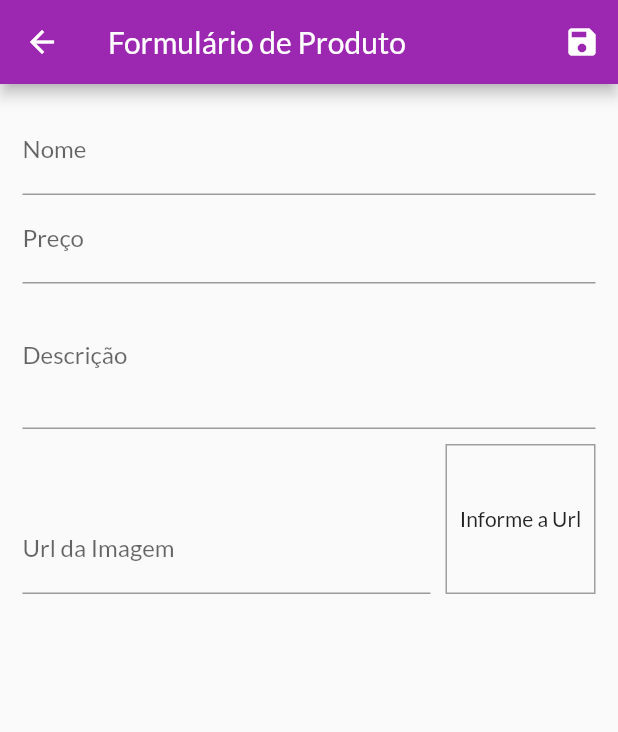
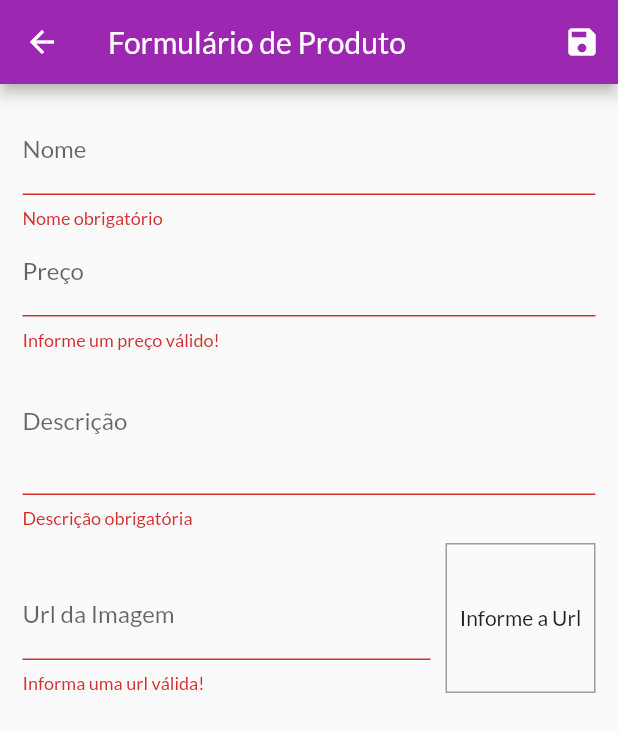
Before and after one commit to thiagonishimura/shop, a Flutter app: the ProductFormPage screen opened by its route, after a tap on the "save" icon, on a phone screen of 412 x 824 dp. Shown: the top 732 px of the screen. Run offline on Flutter 3.47's test engine with Material 2 defaults, Android fonts, the phone set to English and light mode, and no system bars; network calls fail.

Commit message:
Validação do formulário
Realizado a validação do formulário.

```diff
--- a/shop/lib/pages/product_form_page.dart
+++ b/shop/lib/pages/product_form_page.dart
@@ -40,7 +40,21 @@ class _ProductFormPageState extends State<ProductFormPage> {
     setState(() {});
   }
 
+  bool isValidImageUrl(String url) {
+    bool isValidUrl = Uri.tryParse(url)?.hasAbsolutePath ?? false;
+    bool endsWithFile = url.toLowerCase().endsWith('.png') ||
+        url.toLowerCase().endsWith('.jpg') ||
+        url.toLowerCase().endsWith('.jpeg');
+    return isValidUrl && endsWithFile;
+  }
+
   void _submitForm() {
+    final isValid = _formKey.currentState?.validate() ?? false;
+
+    if (!isValid) {
+      return;
+    }
+
     _formKey.currentState?.save();
     final newProduct = Product(
       id: Random().nextDouble().toString(),
@@ -81,6 +95,17 @@ class _ProductFormPageState extends State<ProductFormPage> {
                   FocusScope.of(context).requestFocus(_priceFocus);
                 },
                 onSaved: (name) => _formData['name'] = name ?? '',
+                validator: (_description) {
+                  final name = _description ?? '';
+                  if (name.trim().isEmpty) {
+                    return 'Nome obrigatório';
+                  }
+                  if (name.trim().length < 3) {
+                    return 'Mínimo obrigatório de 3 letras';
+                  }
+
+                  return null;
+                },
               ),
               TextFormField(
                 decoration: const InputDecoration(labelText: 'Preço'),
@@ -94,6 +119,15 @@ class _ProductFormPageState extends State<ProductFormPage> {
                 },
                 onSaved: (price) =>
                     _formData['price'] = double.parse(price ?? '0'),
+                validator: (_price) {
+                  final priceString = _price ?? '';
+                  final price = double.tryParse(priceString) ?? -1;
+                  if (price <= 0) {
+                    return 'Informe um preço válido!';
+                  }
+
+                  return null;
+                },
               ),
               TextFormField(
                 decoration: const InputDecoration(labelText: 'Descrição'),
@@ -102,6 +136,17 @@ class _ProductFormPageState extends State<ProductFormPage> {
                 maxLines: 3,
                 onSaved: (description) =>
                     _formData['description'] = description ?? '',
+                validator: (_description) {
+                  final description = _description ?? '';
+                  if (description.trim().isEmpty) {
+                    return 'Descrição obrigatória';
+                  }
+                  if (description.trim().length < 10) {
+                    return 'Mínimo obrigatório de 10 letras';
+                  }
+
+                  return null;
+                },
               ),
               Row(
                 crossAxisAlignment: CrossAxisAlignment.end,
@@ -117,6 +162,13 @@ class _ProductFormPageState extends State<ProductFormPage> {
                       onFieldSubmitted: (_) => _submitForm(),
                       onSaved: (imageUrl) =>
                           _formData['imageUrl'] = imageUrl ?? '',
+                      validator: (_imageUrl) {
+                        final imageUrl = _imageUrl ?? '';
+                        if (!isValidImageUrl(imageUrl)) {
+                          return 'Informa uma url válida!';
+                        }
+                        return null;
+                      },
                     ),
                   ),
                   Container(
```
